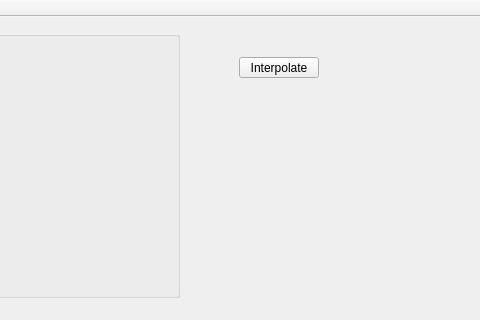
The window that rt3dreconst_gui.ui (adegirmenci/HBL-RT4DUSreconstruction) describes before a commit, drawn with Qt 5; both pictures show x 251 to 731 and y 0 to 320 of the 731 by 601 pixel window.
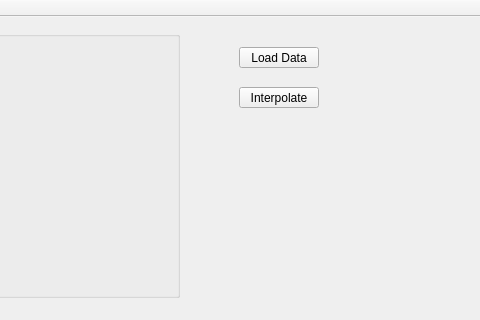
The same window after the commit. Custom widgets are drawn as their Qt base class.

Commit message: Added methods to load and interpolate saved frames

```diff
--- a/rt3dreconst_gui.ui
+++ b/rt3dreconst_gui.ui
@@ -41,7 +41,7 @@
     <property name="geometry">
      <rect>
       <x>490</x>
-      <y>40</y>
+      <y>70</y>
       <width>80</width>
       <height>21</height>
      </rect>
@@ -73,6 +73,19 @@
      </property>
     </widget>
    </widget>
+   <widget class="QPushButton" name="loadDataButton">
+    <property name="geometry">
+     <rect>
+      <x>490</x>
+      <y>30</y>
+      <width>80</width>
+      <height>21</height>
+     </rect>
+    </property>
+    <property name="text">
+     <string>Load Data</string>
+    </property>
+   </widget>
   </widget>
   <widget class="QMenuBar" name="menuBar">
    <property name="geometry">
```
The commit also changes 7 other files.
